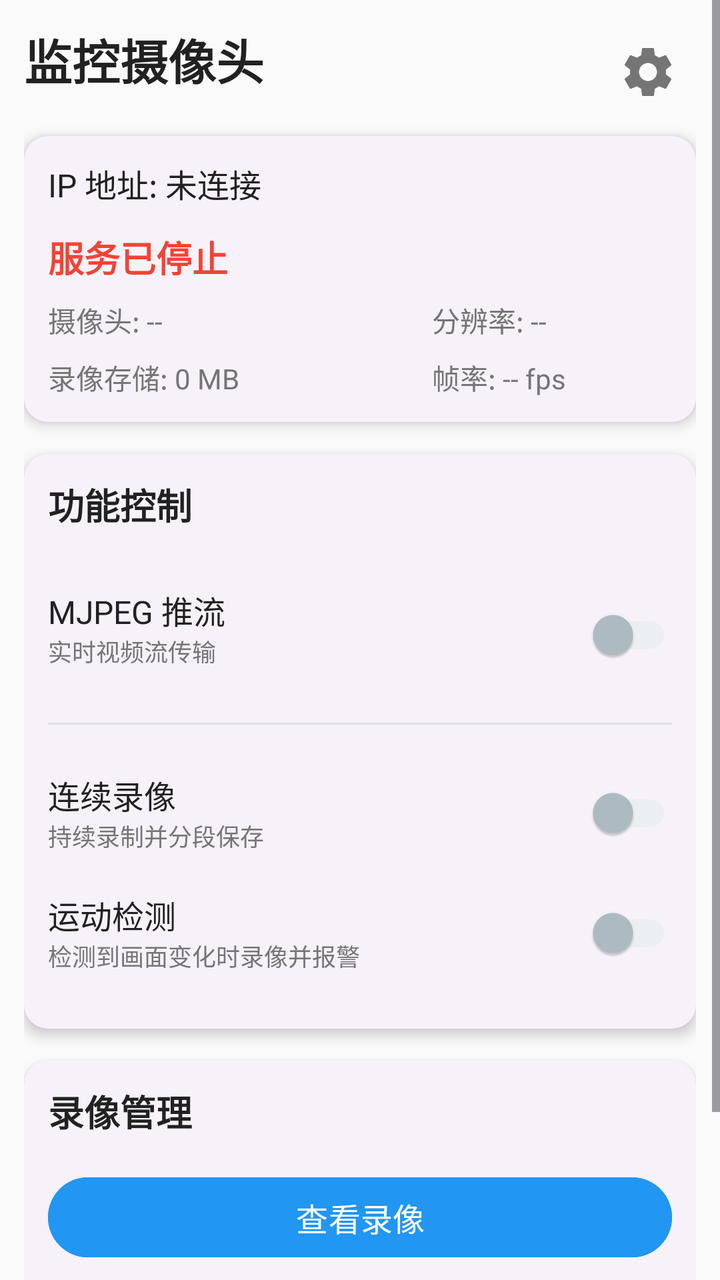
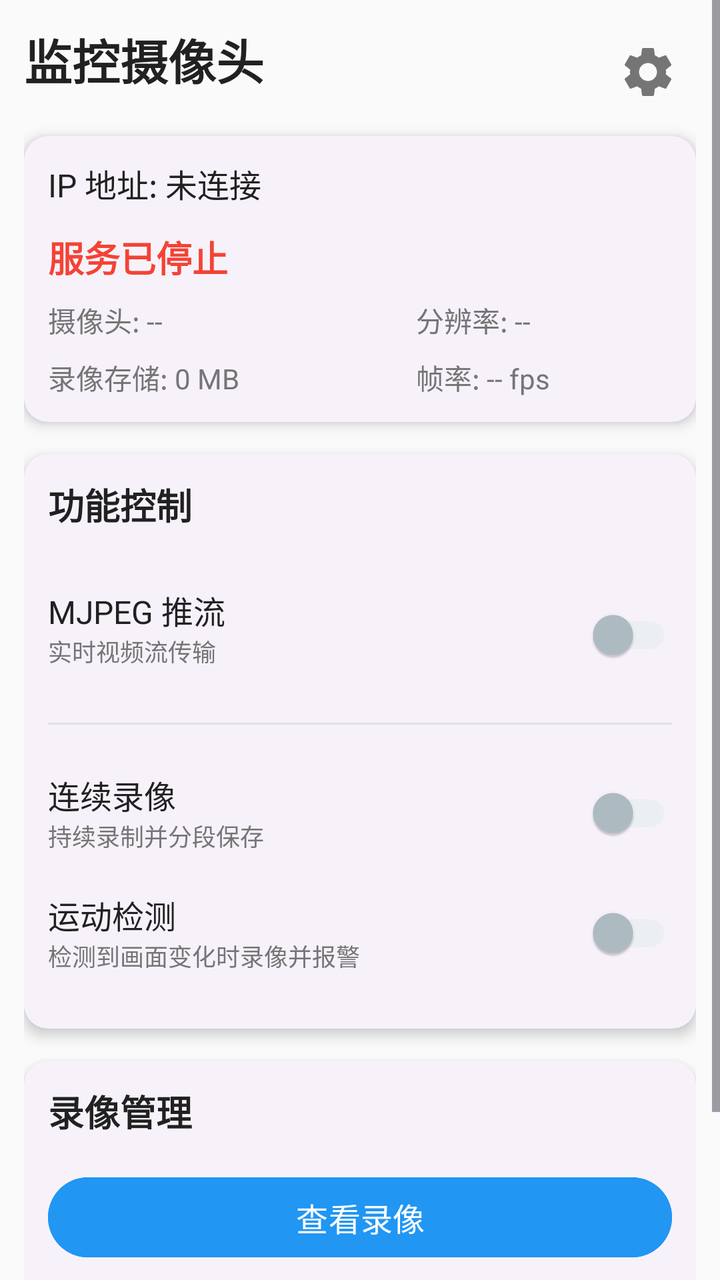

Before-and-after screenshots of an Android layout around one commit, followed by the original layout XML and the change that was made.
<!-- AndroidManifest.xml: application theme Theme.SelfCamMonitor -->
<!-- res/layout/activity_main.xml -->
<?xml version="1.0" encoding="utf-8"?>
<ScrollView xmlns:android="http://schemas.android.com/apk/res/android"
    android:layout_width="match_parent"
    android:layout_height="match_parent"
    xmlns:app="http://schemas.android.com/apk/res-auto"
    android:background="@color/background_light"
    android:fitsSystemWindows="true">

    <LinearLayout
        android:layout_width="match_parent"
        android:layout_height="wrap_content"
        android:orientation="vertical"
        android:padding="12dp">

        
        <LinearLayout
            android:layout_width="match_parent"
            android:layout_height="wrap_content"
            android:orientation="horizontal"
            android:layout_marginBottom="8dp">

            <TextView
                android:layout_width="0dp"
                android:layout_height="wrap_content"
                android:layout_weight="1"
                android:text="监控摄像头"
                android:textSize="24sp"
                android:textStyle="bold"
                android:textColor="@color/text_primary" />

            <ImageButton
                android:id="@+id/btnSettings"
                android:layout_width="48dp"
                android:layout_height="48dp"
                android:src="@drawable/ic_menu_settings"
                android:background="?attr/selectableItemBackgroundBorderless"
                android:contentDescription="设置" />
        </LinearLayout>

        
        <androidx.cardview.widget.CardView
            android:layout_width="match_parent"
            android:layout_height="wrap_content"
            android:layout_marginBottom="16dp"
            app:cardCornerRadius="12dp"
            app:cardElevation="4dp">

            <LinearLayout
                android:layout_width="match_parent"
                android:layout_height="wrap_content"
                android:orientation="vertical"
                android:padding="12dp">

                <TextView
                    android:id="@+id/tvIpAddress"
                    android:layout_width="match_parent"
                    android:layout_height="wrap_content"
                    android:text="IP 地址: 未连接"
                    android:textSize="16sp"
                    android:textColor="@color/text_primary"
                    android:layout_marginBottom="12dp" />

                <TextView
                    android:id="@+id/tvStatus"
                    android:layout_width="match_parent"
                    android:layout_height="wrap_content"
                    android:text="服务已停止"
                    android:textColor="@color/status_stopped"
                    android:textSize="18sp"
                    android:textStyle="bold" />

                <LinearLayout
                    android:layout_width="match_parent"
                    android:layout_height="wrap_content"
                    android:orientation="horizontal"
                    android:layout_marginTop="8dp">

                    <TextView
                        android:id="@+id/tvCameraFacing"
                        android:layout_width="0dp"
                        android:layout_height="wrap_content"
                        android:layout_weight="1"
                        android:text="摄像头: --"
                        android:textSize="14sp"
                        android:textColor="@color/text_secondary"
                        android:maxLines="1"
                        android:ellipsize="end" />

                    <TextView
                        android:id="@+id/tvResolution"
                        android:layout_width="120dp"
                        android:layout_height="wrap_content"
                        android:text="分辨率: --"
                        android:textSize="14sp"
                        android:textColor="@color/text_secondary"
                        android:gravity="start"
                        android:maxLines="1"
                        android:ellipsize="end"
                        android:layout_marginStart="12dp" />
                </LinearLayout>

                <LinearLayout
                    android:layout_width="match_parent"
                    android:layout_height="wrap_content"
                    android:orientation="horizontal"
                    android:layout_marginTop="8dp">

                    <TextView
                        android:id="@+id/tvStorage"
                        android:layout_width="0dp"
                        android:layout_height="wrap_content"
                        android:layout_weight="1"
                        android:text="录像存储: 0 MB"
                        android:textSize="14sp"
                        android:textColor="@color/text_secondary"
                        android:maxLines="1"
                        android:ellipsize="end" />

                    <TextView
                        android:id="@+id/tvFps"
                        android:layout_width="120dp"
                        android:layout_height="wrap_content"
                        android:text="帧率: -- fps"
                        android:textSize="14sp"
                        android:textColor="@color/text_secondary"
                        android:gravity="start"
                        android:maxLines="1"
                        android:ellipsize="end"
                        android:layout_marginStart="12dp" />
                </LinearLayout>
            </LinearLayout>
        </androidx.cardview.widget.CardView>

        
        <androidx.cardview.widget.CardView
            android:layout_width="match_parent"
            android:layout_height="wrap_content"
            android:layout_marginBottom="16dp"
            app:cardCornerRadius="12dp"
            app:cardElevation="4dp">

            <LinearLayout
                android:layout_width="match_parent"
                android:layout_height="wrap_content"
                android:orientation="vertical"
                android:padding="12dp">

                <TextView
                    android:layout_width="match_parent"
                    android:layout_height="wrap_content"
                    android:text="功能控制"
                    android:textSize="18sp"
                    android:textStyle="bold"
                    android:textColor="@color/text_primary"
                    android:layout_marginBottom="16dp" />

                <LinearLayout
                    android:layout_width="match_parent"
                    android:layout_height="wrap_content"
                    android:orientation="horizontal"
                    android:paddingVertical="12dp">
                    <LinearLayout
                        android:layout_width="0dp"
                        android:layout_height="wrap_content"
                        android:layout_weight="1"
                        android:orientation="vertical">
                        <TextView
                            android:layout_width="wrap_content"
                            android:layout_height="wrap_content"
                            android:text="MJPEG 推流"
                            android:textSize="16sp"
                            android:textColor="@color/text_primary" />
                        <TextView
                            android:layout_width="wrap_content"
                            android:layout_height="wrap_content"
                            android:text="实时视频流传输"
                            android:textSize="12sp"
                            android:textColor="@color/text_secondary" />
                    </LinearLayout>
                    <com.google.android.material.switchmaterial.SwitchMaterial
                        android:id="@+id/switchMjpeg"
                        android:layout_width="wrap_content"
                        android:layout_height="wrap_content"
                        app:thumbTint="@color/thumb_tint"
                        app:trackTint="@color/track_tint" />
                </LinearLayout>

                <View
                    android:layout_width="match_parent"
                    android:layout_height="1dp"
                    android:background="@color/divider"
                    android:layout_marginVertical="8dp" />

                <LinearLayout
                    android:layout_width="match_parent"
                    android:layout_height="wrap_content"
                    android:orientation="vertical"
                    android:paddingVertical="12dp">

                    
                    <LinearLayout
                        android:layout_width="match_parent"
                        android:layout_height="wrap_content"
                        android:orientation="horizontal"
                        android:gravity="center_vertical"
                        android:layout_marginBottom="12dp">

                        <LinearLayout
                            android:layout_width="0dp"
                            android:layout_height="wrap_content"
                            android:layout_weight="1"
                            android:orientation="vertical">
                            <TextView
                                android:layout_width="wrap_content"
                                android:layout_height="wrap_content"
                                android:text="连续录像"
                                android:textSize="16sp"
                                android:textColor="@color/text_primary" />
                            <TextView
                                android:layout_width="wrap_content"
                                android:layout_height="wrap_content"
                                android:text="持续录制并分段保存"
                                android:textSize="12sp"
                                android:textColor="@color/text_secondary" />
                        </LinearLayout>

                        <androidx.appcompat.widget.SwitchCompat
                            android:id="@+id/switch_continuous"
                            android:layout_width="wrap_content"
                            android:layout_height="wrap_content"
                            app:thumbTint="@color/thumb_tint"
                            app:trackTint="@color/track_tint" />
                    </LinearLayout>

                    
                    <LinearLayout
                        android:layout_width="match_parent"
                        android:layout_height="wrap_content"
                        android:orientation="horizontal"
                        android:gravity="center_vertical">

                        <LinearLayout
                            android:layout_width="0dp"
                            android:layout_height="wrap_content"
                            android:layout_weight="1"
                            android:orientation="vertical">
                            <TextView
                                android:layout_width="wrap_content"
                                android:layout_height="wrap_content"
                                android:text="运动检测"
                                android:textSize="16sp"
                                android:textColor="@color/text_primary" />
                            <TextView
                                android:layout_width="wrap_content"
                                android:layout_height="wrap_content"
                                android:text="检测到画面变化时录像并报警"
                                android:textSize="12sp"
                                android:textColor="@color/text_secondary" />
                        </LinearLayout>

                        <androidx.appcompat.widget.SwitchCompat
                            android:id="@+id/switch_motion"
                            android:layout_width="wrap_content"
                            android:layout_height="wrap_content"
                            app:thumbTint="@color/thumb_tint"
                            app:trackTint="@color/track_tint" />
                    </LinearLayout>

                </LinearLayout>
            </LinearLayout>
        </androidx.cardview.widget.CardView>

        
        <androidx.cardview.widget.CardView
            android:layout_width="match_parent"
            android:layout_height="wrap_content"
            android:layout_marginBottom="24dp"
            app:cardCornerRadius="12dp"
            app:cardElevation="4dp">

            <LinearLayout
                android:layout_width="match_parent"
                android:layout_height="wrap_content"
                android:orientation="vertical"
                android:padding="12dp">

                <TextView
                    android:layout_width="match_parent"
                    android:layout_height="wrap_content"
                    android:text="录像管理"
                    android:textSize="18sp"
                    android:textStyle="bold"
                    android:textColor="@color/text_primary"
                    android:layout_marginBottom="16dp" />

                <Button
                    android:id="@+id/btnViewRecordings"
                    android:layout_width="match_parent"
                    android:layout_height="wrap_content"
                    android:text="查看录像"
                    android:textSize="16sp"
                    android:backgroundTint="@color/primary"
                    android:layout_marginBottom="8dp" />
            </LinearLayout>
        </androidx.cardview.widget.CardView>

        
        <LinearLayout
            android:layout_width="match_parent"
            android:layout_height="wrap_content"
            android:orientation="horizontal"
            android:gravity="center">

            <Button
                android:id="@+id/btnStart"
                android:layout_width="0dp"
                android:layout_height="wrap_content"
                android:layout_weight="1"
                android:text="启动监控"
                android:textSize="16sp"
                style="@style/Widget.Material3.Button"
                android:layout_marginEnd="8dp" />

            <Button
                android:id="@+id/btnStop"
                android:layout_width="0dp"
                android:layout_height="wrap_content"
                android:layout_weight="1"
                android:text="停止监控"
                android:textSize="16sp"
                style="@style/Widget.Material3.Button"
                android:layout_marginStart="8dp" />
        </LinearLayout>

    </LinearLayout>
</ScrollView>
<!-- resources referenced by this layout -->
<resources>
  <color name="background_light">#FAFAFA</color>
  <color name="divider">#E0E0E0</color>
  <color name="primary">#2196F3</color>
  <color name="status_stopped">#F44336</color>
  <color name="text_primary">#212121</color>
  <color name="text_secondary">#757575</color>
  <!-- drawable ic_menu_settings (drawable) -->
  <?xml version="1.0" encoding="utf-8"?>
  <vector xmlns:android="http://schemas.android.com/apk/res/android"
      android:width="30dp"
      android:height="30dp"
      android:viewportWidth="24"
      android:viewportHeight="24"
      android:tint="@color/text_secondary">
      <path android:fillColor="@android:color/white" android:pathData="M19.14,12.94c0.04,-0.3 0.06,-0.61 0.06,-0.94c0,-0.32 -0.02,-0.64 -0.07,-0.94l2.03,-1.58c0.18,-0.14 0.23,-0.41 0.12,-0.61l-1.92,-3.32c-0.12,-0.22 -0.37,-0.29 -0.59,-0.22l-2.39,0.96c-0.5,-0.38 -1.03,-0.7 -1.62,-0.94L14.4,2.81c-0.04,-0.24 -0.24,-0.41 -0.48,-0.41h-3.84c-0.24,0 -0.43,0.17 -0.47,0.41L9.25,5.35C8.66,5.59 8.12,5.92 7.63,6.29L5.24,5.33c-0.22,-0.08 -0.47,0 -0.59,0.22L2.74,8.87C2.62,9.08 2.66,9.34 2.86,9.48l2.03,1.58C4.84,11.36 4.8,11.69 4.8,12s0.02,0.64 0.07,0.94l-2.03,1.58c-0.18,0.14 -0.23,0.41 -0.12,0.61l1.92,3.32c0.12,0.22 0.37,0.29 0.59,0.22l2.39,-0.96c0.5,0.38 1.03,0.7 1.62,0.94l0.36,2.54c0.05,0.24 0.24,0.41 0.48,0.41h3.84c0.24,0 0.44,-0.17 0.47,-0.41l0.36,-2.54c0.59,-0.24 1.13,-0.56 1.62,-0.94l2.39,0.96c0.22,0.08 0.47,0 0.59,-0.22l1.92,-3.32c0.12,-0.22 0.07,-0.47 -0.12,-0.61L19.14,12.94zM12,15.6c-1.98,0 -3.6,-1.62 -3.6,-3.6s1.62,-3.6 3.6,-3.6s3.6,1.62 3.6,3.6S13.98,15.6 12,15.6z"/>
      
  </vector>
  <style name="Theme.SelfCamMonitor" parent="Base.Theme.SelfCamMonitor" />
  <style name="Base.Theme.SelfCamMonitor" parent="Theme.Material3.DayNight.NoActionBar">
          
          <item name="colorPrimary">@color/primary</item>
          <item name="colorOnPrimary">@color/white</item>
          <item name="colorPrimaryContainer">@color/primary_light</item>
          <item name="colorOnPrimaryContainer">@color/primary_dark</item>
  
          
          <item name="colorSecondary">@color/accent</item>
          <item name="colorOnSecondary">@color/white</item>
  
          
          <item name="android:colorBackground">@color/background_light</item>
          <item name="colorSurface">@color/surface</item>
          <item name="colorOnSurface">@color/text_primary</item>
  
          
          <item name="android:statusBarColor">@color/primary_dark</item>
          <item name="android:windowLightStatusBar">false</item>
          <item name="android:fitsSystemWindows">true</item>
  
          
          <item name="android:navigationBarColor">@color/primary_dark</item>
  
          
          <item name="cardViewStyle">@style/Widget.SelfCamMonitor.CardView</item>
      </style>
  <color name="white">#FFFFFFFF</color>
  <color name="primary_light">#BBDEFB</color>
  <color name="primary_dark">#1976D2</color>
  <color name="accent">#FF5722</color>
  <color name="surface">#FFFFFF</color>
  <style name="Widget.SelfCamMonitor.CardView" parent="Widget.Material3.CardView.Elevated">
          <item name="cardCornerRadius">12dp</item>
          <item name="cardElevation">4dp</item>
          <item name="strokeWidth">0dp</item>
      </style>
</resources>

<!-- the commit's change to res/layout/activity_main.xml (unified diff, before → after) -->
@@ -84,19 +84,19 @@
                         android:textSize="14sp"
                         android:textColor="@color/text_secondary"
                         android:maxLines="1"
-                        android:ellipsize="end" />
+                        android:ellipsize="end"
+                        android:layout_marginEnd="12dp" />
 
                     <TextView
                         android:id="@+id/tvResolution"
-                        android:layout_width="120dp"
+                        android:layout_width="128dp"
                         android:layout_height="wrap_content"
                         android:text="分辨率: --"
                         android:textSize="14sp"
                         android:textColor="@color/text_secondary"
                         android:gravity="start"
                         android:maxLines="1"
-                        android:ellipsize="end"
-                        android:layout_marginStart="12dp" />
+                        android:ellipsize="end" />
                 </LinearLayout>
 
                 <LinearLayout
@@ -114,19 +114,19 @@
                         android:textSize="14sp"
                         android:textColor="@color/text_secondary"
                         android:maxLines="1"
-                        android:ellipsize="end" />
+                        android:ellipsize="end"
+                        android:layout_marginEnd="12dp" />
 
                     <TextView
                         android:id="@+id/tvFps"
-                        android:layout_width="120dp"
+                        android:layout_width="128dp"
                         android:layout_height="wrap_content"
                         android:text="帧率: -- fps"
                         android:textSize="14sp"
                         android:textColor="@color/text_secondary"
                         android:gravity="start"
                         android:maxLines="1"
-                        android:ellipsize="end"
-                        android:layout_marginStart="12dp" />
+                        android:ellipsize="end" />
                 </LinearLayout>
             </LinearLayout>
         </androidx.cardview.widget.CardView>
